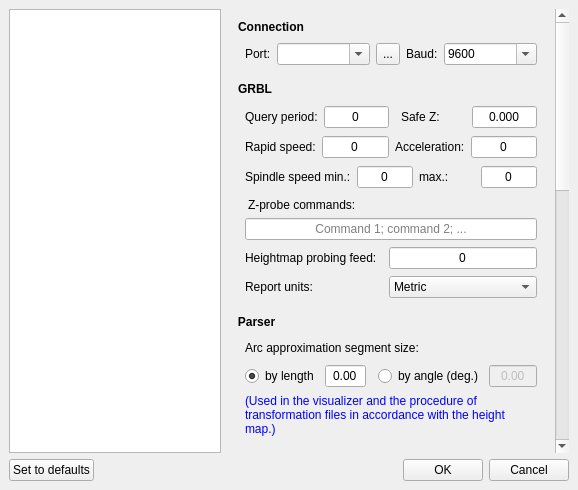
Before: the Qt Designer form frmsettings.ui in Denvi/Candle, drawn with Qt 5.
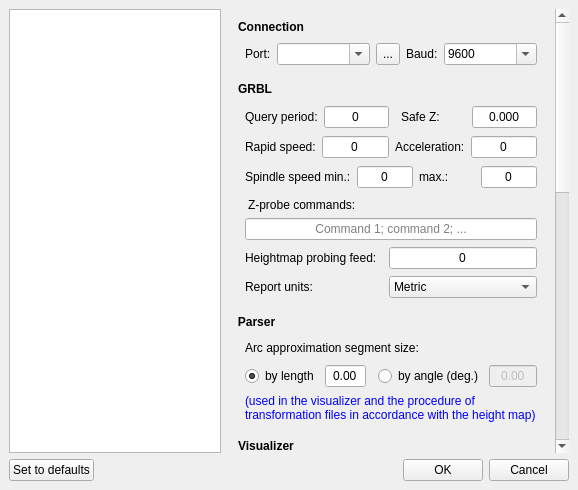
After: the same form once the commit is applied. Icons and pictures are not drawn. Custom widgets are drawn as their Qt base class.

The edit to the form file:
```diff
--- a/frmsettings.ui
+++ b/frmsettings.ui
@@ -83,7 +83,7 @@
         <property name="geometry">
          <rect>
           <x>0</x>
-          <y>-181</y>
+          <y>-159</y>
           <width>399</width>
           <height>1199</height>
          </rect>
@@ -577,7 +577,7 @@
                  <string notr="true">color: blue;</string>
                 </property>
                 <property name="text">
-                 <string>(Used in the visualizer and the procedure of transformation files in accordance with the height map.)</string>
+                 <string>(used in the visualizer and the procedure of transformation files in accordance with the height map)</string>
                 </property>
                 <property name="wordWrap">
                  <bool>true</bool>
```
